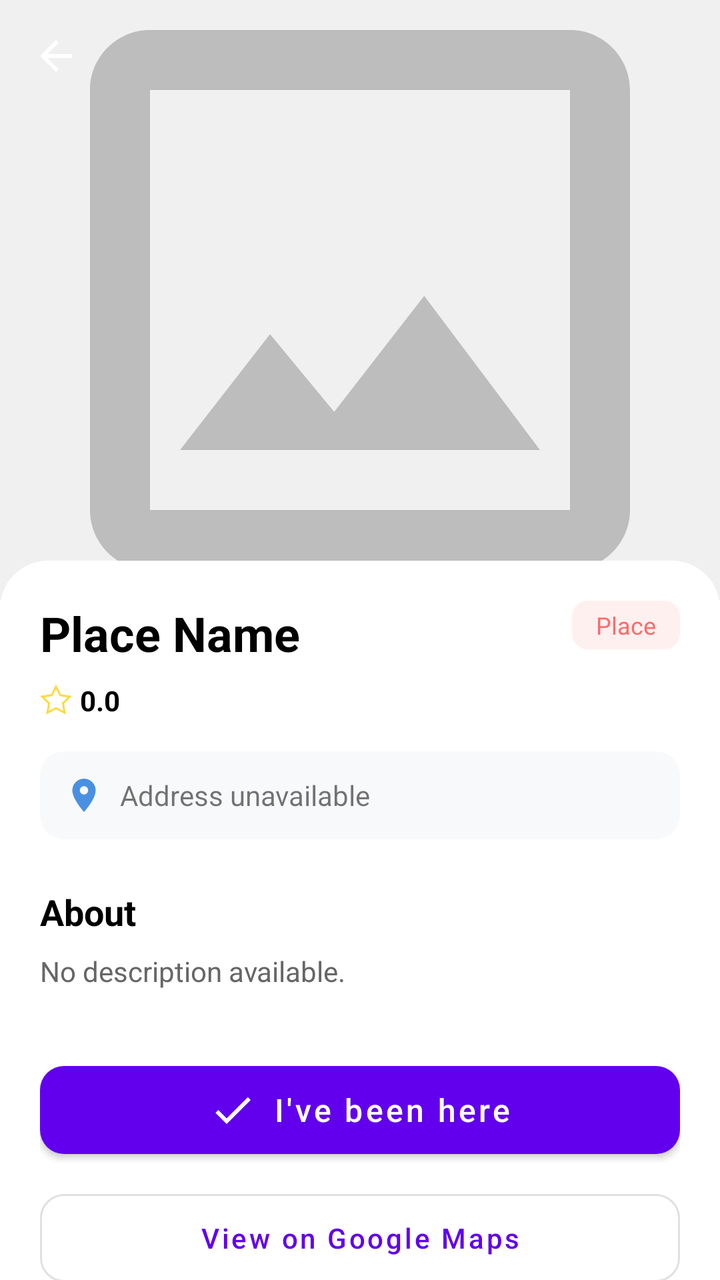
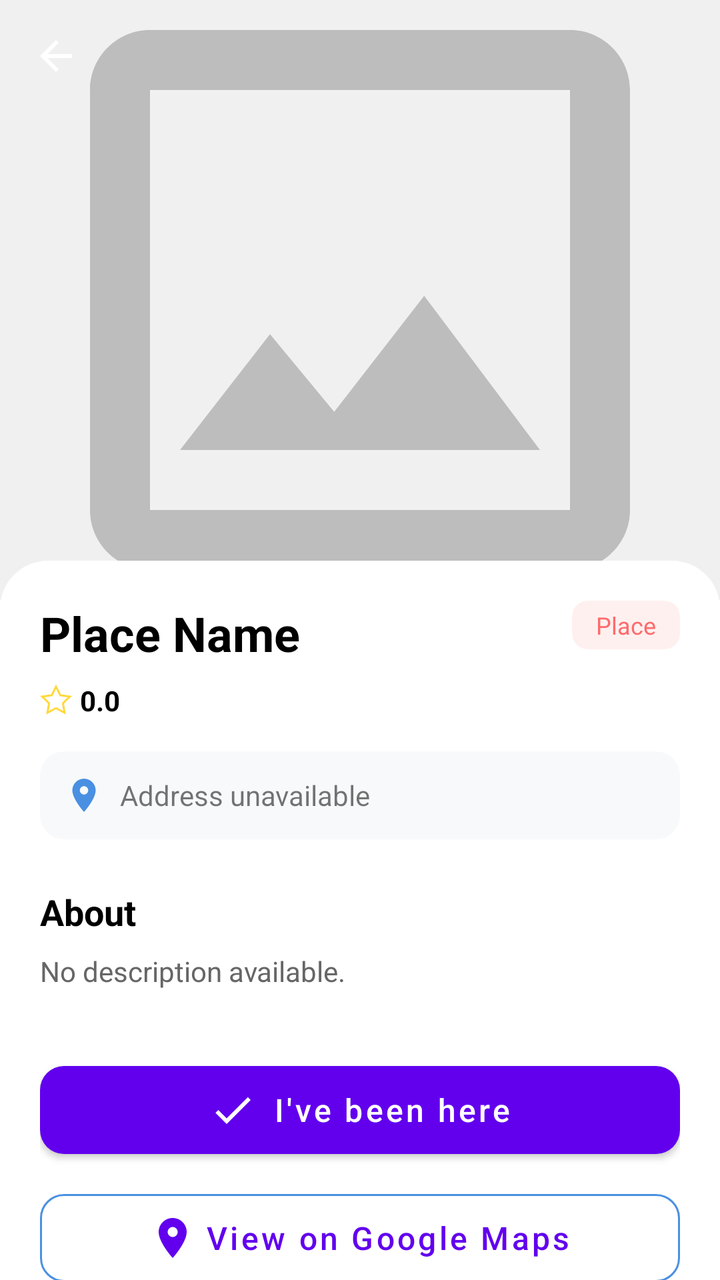

Screens rendered from an Android XML layout before and after an edit, with the pre-edit source and the edit as a unified diff.
<!-- AndroidManifest.xml: application theme Theme.MaterialComponents.DayNight.NoActionBar -->
<!-- res/layout/activity_place_detail.xml -->
<?xml version="1.0" encoding="utf-8"?>
<androidx.coordinatorlayout.widget.CoordinatorLayout
    xmlns:android="http://schemas.android.com/apk/res/android"
    xmlns:app="http://schemas.android.com/apk/res-auto"
    android:layout_width="match_parent"
    android:layout_height="match_parent"
    android:background="@color/white">

    <com.google.android.material.appbar.AppBarLayout
        android:layout_width="match_parent"
        android:layout_height="300dp"
        android:theme="@style/ThemeOverlay.AppCompat.Dark.ActionBar">

        <com.google.android.material.appbar.CollapsingToolbarLayout
            android:layout_width="match_parent"
            android:layout_height="match_parent"
            app:contentScrim="?attr/colorPrimary"
            app:layout_scrollFlags="scroll|exitUntilCollapsed">

            <ImageView
                android:id="@+id/detailImage"
                android:layout_width="match_parent"
                android:layout_height="match_parent"
                android:scaleType="centerCrop"
                android:src="@drawable/ic_placeholder"
                app:layout_collapseMode="parallax" />

            <androidx.appcompat.widget.Toolbar
                android:id="@+id/detailToolbar"
                android:layout_width="match_parent"
                android:layout_height="?attr/actionBarSize"
                app:layout_collapseMode="pin"
                app:navigationIcon="?attr/homeAsUpIndicator"
                app:tint="@color/black" />

        </com.google.android.material.appbar.CollapsingToolbarLayout>
    </com.google.android.material.appbar.AppBarLayout>

    <androidx.core.widget.NestedScrollView
        android:layout_width="match_parent"
        android:layout_height="match_parent"
        android:layout_marginTop="-20dp"
        android:background="@drawable/bg_top_rounded"
        app:layout_behavior="@string/appbar_scrolling_view_behavior">

        <LinearLayout
            android:layout_width="match_parent"
            android:layout_height="wrap_content"
            android:orientation="vertical"
            android:padding="20dp">

            <RelativeLayout
                android:layout_width="match_parent"
                android:layout_height="wrap_content">
                <TextView
                    android:id="@+id/detailName"
                    android:layout_width="wrap_content"
                    android:layout_height="wrap_content"
                    android:text="Place Name"
                    android:textSize="24sp"
                    android:textStyle="bold"
                    android:textColor="@color/black" />
                <TextView
                    android:id="@+id/detailCategoryTag"
                    android:layout_width="wrap_content"
                    android:layout_height="wrap_content"
                    android:layout_alignParentEnd="true"
                    android:background="@drawable/bg_tag_light"
                    android:paddingHorizontal="12dp"
                    android:paddingVertical="4dp"
                    android:text="Place"
                    android:textColor="#FF6B6B"
                    android:textSize="12sp" />
            </RelativeLayout>

            <LinearLayout
                android:layout_width="wrap_content"
                android:layout_height="wrap_content"
                android:layout_marginTop="8dp"
                android:gravity="center_vertical">
                <ImageView
                    android:layout_width="16dp"
                    android:layout_height="16dp"
                    android:src="@drawable/ic_star"
                    app:tint="#FFD93D" />
                <TextView
                    android:id="@+id/detailRating"
                    android:layout_width="wrap_content"
                    android:layout_height="wrap_content"
                    android:layout_marginStart="4dp"
                    android:text="0.0"
                    android:textColor="@color/black"
                    android:textStyle="bold" />
            </LinearLayout>

            <com.google.android.material.card.MaterialCardView
                android:layout_width="match_parent"
                android:layout_height="wrap_content"
                android:layout_marginTop="16dp"
                app:cardBackgroundColor="#F8F9FA"
                app:cardCornerRadius="12dp"
                app:cardElevation="0dp">
                <LinearLayout
                    android:layout_width="match_parent"
                    android:layout_height="wrap_content"
                    android:padding="12dp"
                    android:gravity="center_vertical">
                    <ImageView
                        android:layout_width="20dp"
                        android:layout_height="20dp"
                        android:src="@drawable/ic_location"
                        app:tint="#4A90E2" />
                    <TextView
                        android:id="@+id/detailAddress"
                        android:layout_width="wrap_content"
                        android:layout_height="wrap_content"
                        android:layout_marginStart="8dp"
                        android:text="Address unavailable"
                        android:textSize="14sp" />
                </LinearLayout>
            </com.google.android.material.card.MaterialCardView>

            <TextView
                android:layout_width="wrap_content"
                android:layout_height="wrap_content"
                android:layout_marginTop="24dp"
                android:text="About"
                android:textColor="@color/black"
                android:textSize="18sp"
                android:textStyle="bold" />

            <TextView
                android:id="@+id/detailDescription"
                android:layout_width="match_parent"
                android:layout_height="wrap_content"
                android:layout_marginTop="8dp"
                android:lineSpacingExtra="4dp"
                android:text="No description available."
                android:textColor="#666666" />

            <com.google.android.material.button.MaterialButton
                android:id="@+id/btnMarkVisited"
                android:layout_width="match_parent"
                android:layout_height="56dp"
                android:layout_marginTop="32dp"
                android:text="I've been here"
                android:textAllCaps="false"
                android:textSize="16sp"
                app:cornerRadius="12dp"
                app:icon="@drawable/ic_check"
                app:iconGravity="textStart" />

            <com.google.android.material.button.MaterialButton
                android:id="@+id/btnGoogleMaps"
                style="@style/Widget.MaterialComponents.Button.OutlinedButton"
                android:layout_width="match_parent"
                android:layout_height="56dp"
                android:layout_marginTop="8dp"
                android:text="View on Google Maps"
                android:textAllCaps="false"
                app:cornerRadius="12dp" />

        </LinearLayout>
    </androidx.core.widget.NestedScrollView>
</androidx.coordinatorlayout.widget.CoordinatorLayout>
<!-- resources referenced by this layout -->
<resources>
  <color name="black">#000000</color>
  <color name="white">#FFFFFF</color>
  <!-- drawable bg_tag_light (drawable) -->
  <?xml version="1.0" encoding="utf-8"?>
  <shape xmlns:android="http://schemas.android.com/apk/res/android">
      <solid android:color="#FFF0F0" />
      <corners android:radius="8dp" />
  </shape>
  <!-- drawable bg_top_rounded (drawable) -->
  <?xml version="1.0" encoding="utf-8"?>
  <shape xmlns:android="http://schemas.android.com/apk/res/android">
      <solid android:color="@color/white" />
      <corners
          android:topLeftRadius="24dp"
          android:topRightRadius="24dp" />
  </shape>
  <!-- drawable ic_check (drawable) -->
  <vector xmlns:android="http://schemas.android.com/apk/res/android"
      android:width="24dp"
      android:height="24dp"
      android:viewportWidth="24"
      android:viewportHeight="24">
      <path
          android:fillColor="#FFFFFF"
          android:pathData="M9,16.17L4.83,12l-1.42,1.41L9,19 21,7l-1.41-1.41L9,16.17z"/>
  </vector>
  <!-- drawable ic_location (drawable) -->
  <?xml version="1.0" encoding="utf-8"?>
  <vector xmlns:android="http://schemas.android.com/apk/res/android"
      android:width="24dp"
      android:height="24dp"
      android:viewportWidth="24"
      android:viewportHeight="24">
      <path
          android:fillColor="@android:color/white"
          android:pathData="M12,2C8.13,2 5,5.13 5,9c0,5.25 7,13 7,13s7,-7.75 7,-13C19,5.13 15.87,2 12,2zM12,11.5c-1.38,0 -2.5,-1.12 -2.5,-2.5s1.12,-2.5 2.5,-2.5 2.5,1.12 2.5,2.5 -1.12,2.5 -2.5,2.5z"/>
  </vector>
  <!-- drawable ic_placeholder (drawable) -->
  <vector xmlns:android="http://schemas.android.com/apk/res/android"
      android:width="200dp"
      android:height="200dp"
      android:viewportWidth="24"
      android:viewportHeight="24">
      <path
          android:fillColor="#F0F0F0"
          android:pathData="M0,0h24v24H0z"/>
      <path
          android:fillColor="#BDBDBD"
          android:pathData="M19,5v14H5V5h14m0-2H5c-1.1,0 -2,0.9 -2,2v14c0,1.1 0.9,2 2,2h14c1.1,0 2,-0.9 2,-2V5c0,-1.1 -0.9,-2 -2,-2z"/>
      <path
          android:fillColor="#BDBDBD"
          android:pathData="M14.14,11.86l-3,3.87L9,13.14 6,17h12l-3.86-5.14z"/>
  </vector>
  <!-- drawable ic_star (drawable) -->
  <vector xmlns:android="http://schemas.android.com/apk/res/android"
      android:width="32dp"
      android:height="32dp"
      android:viewportWidth="32"
      android:viewportHeight="32">
    <path
        android:pathData="m16,0.472 l4.944,9.875 11.056,1.584 -8,7.687 1.889,10.854 -9.889,-5.125 -9.889,5.125 1.889,-10.854 -8,-7.687 11.056,-1.584zM19.625,12.179 L16,4.939 12.375,12.179 4.342,13.329 10.153,18.913 8.773,26.84 16,23.095 23.226,26.84 21.847,18.913 27.657,13.329z"
        android:fillColor="#000000"
        android:fillType="nonZero"/>
  </vector>
</resources>

<!-- the commit's change to res/layout/activity_place_detail.xml (unified diff, before → after) -->
@@ -151,14 +151,19 @@
                 app:iconGravity="textStart" />
 
             <com.google.android.material.button.MaterialButton
-                android:id="@+id/btnGoogleMaps"
+                android:id="@+id/btnViewOnGoogleMaps"
                 style="@style/Widget.MaterialComponents.Button.OutlinedButton"
                 android:layout_width="match_parent"
                 android:layout_height="56dp"
                 android:layout_marginTop="8dp"
                 android:text="View on Google Maps"
                 android:textAllCaps="false"
-                app:cornerRadius="12dp" />
+                android:textSize="16sp"
+                app:cornerRadius="12dp"
+                app:icon="@drawable/ic_location"
+                app:iconGravity="textStart"
+                app:strokeColor="#4A90E2"
+                app:strokeWidth="1dp" />
 
         </LinearLayout>
     </androidx.core.widget.NestedScrollView>
